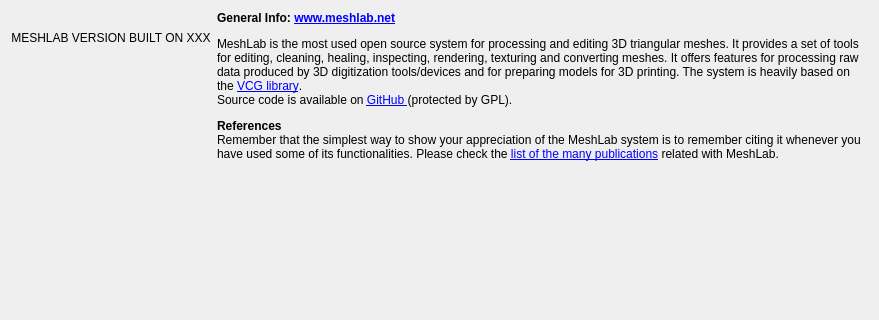
First picture: the form in src/meshlab/dialogs/about_dialog.ui, repository cnr-isti-vclab/meshlab, before the edit; both pictures show x 0 to 879 and y 0 to 320 of the 879 by 571 pixel window.
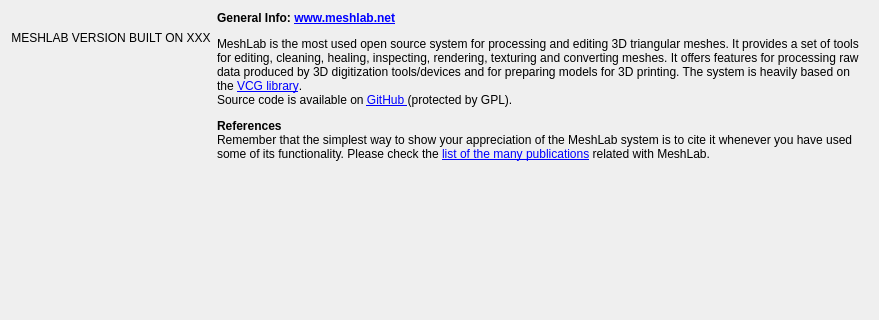
Second picture: the form after the edit. Icons and pictures are not drawn.

Commit message: Remove the repetition of the word "remember"

```diff
--- a/src/meshlab/dialogs/about_dialog.ui
+++ b/src/meshlab/dialogs/about_dialog.ui
@@ -140,7 +140,7 @@
      <property name="text">
       <string>&lt;p&gt;&lt;strong&gt;General Info:&amp;nbsp;&lt;a href=&quot;http://www.meshlab.net&quot;&gt;www.meshlab.net&lt;/a&gt;&lt;/strong&gt;&lt;/p&gt;
 &lt;p&gt;MeshLab is the most used open source system for processing and editing 3D triangular meshes. It provides a set of tools for editing, cleaning, healing, inspecting, rendering, texturing and converting meshes. It offers features for processing raw data produced by 3D digitization tools/devices and for preparing models for 3D printing. The system is heavily based on the &lt;a href=&quot;http://www.vcglib.net&quot;&gt;VCG library&lt;/a&gt;. &lt;br /&gt;Source code is available on &lt;a href=&quot;https://github.com/cnr-isti-vclab/meshlab&quot;&gt;GitHub &lt;/a&gt;(protected by GPL).&lt;/p&gt;
-&lt;p&gt;&lt;strong&gt;References&lt;/strong&gt;&lt;br /&gt;Remember that the simplest way to show your appreciation of the MeshLab system is to remember citing it whenever you have used some of its functionalities. Please check the &lt;a href=&quot;http://www.meshlab.net/#references&quot;&gt;list of the many publications&lt;/a&gt; related with MeshLab.&lt;/p&gt;</string>
+&lt;p&gt;&lt;strong&gt;References&lt;/strong&gt;&lt;br /&gt;Remember that the simplest way to show your appreciation of the MeshLab system is to cite it whenever you have used some of its functionality. Please check the &lt;a href=&quot;http://www.meshlab.net/#references&quot;&gt;list of the many publications&lt;/a&gt; related with MeshLab.&lt;/p&gt;</string>
      </property>
      <property name="alignment">
       <set>Qt::AlignLeading|Qt::AlignLeft|Qt::AlignTop</set>
```
